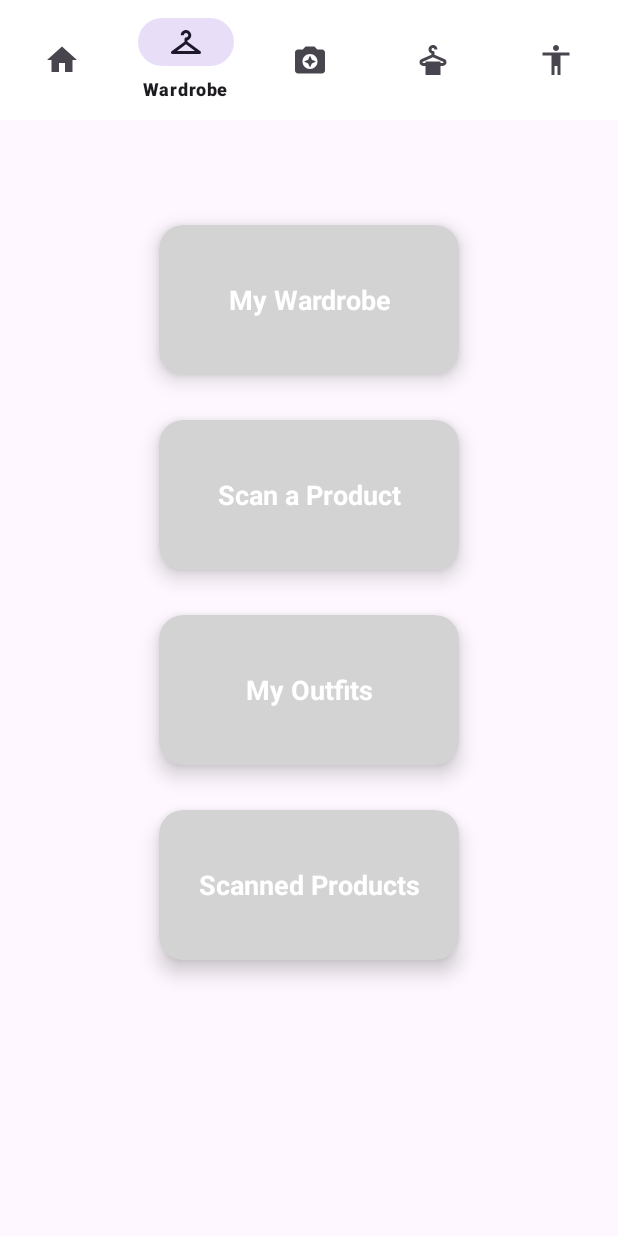
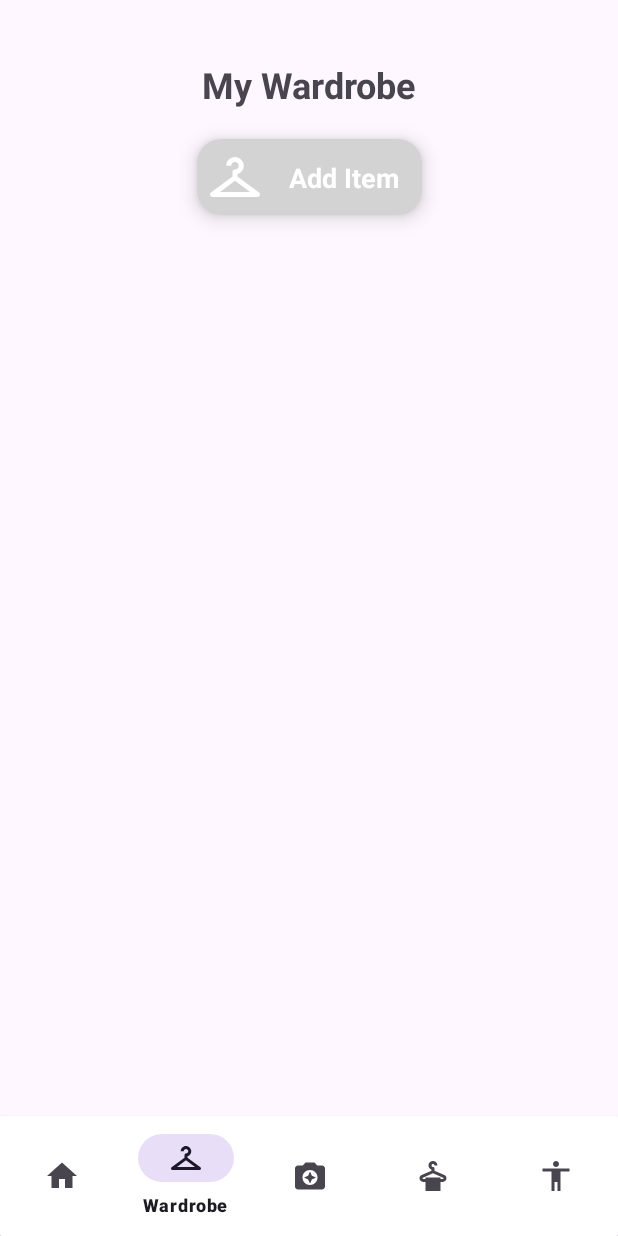
Before and after one commit to cosminagheorghe47/DressFind, an Android app: the screen it shows after launch (MainPageActivity before the commit, MyWardrobeActivity after it), item 2 of the bottom bar chosen, on a phone screen of 412 x 824 dp. Run offline under Robolectric (Android 15) with nearby library versions, the phone set to English and light mode, and no system bars.

Commit message:
Added Wardrobe and ScannedProducts Pages

```diff
--- /dev/null
+++ b/app/src/main/java/com/example/dressfind/activities/HomeActivity.java
@@ -0,0 +1,81 @@
+package com.example.dressfind.activities;
+
+import androidx.appcompat.app.AppCompatActivity;
+import androidx.cardview.widget.CardView;
+
+import android.content.Intent;
+import android.os.Bundle;
+import android.view.View;
+
+import com.example.dressfind.R;
+import com.google.android.material.bottomnavigation.BottomNavigationView;
+
+public class HomeActivity extends AppCompatActivity {
+    BottomNavigationView bottomNavigationView ;
+    CardView scannedProductsCard;
+    CardView MyWardrobeCard;
+    CardView MyOutfitsCard;
+    CardView ScanProductCard;
+
+    @Override
+    protected void onCreate(Bundle savedInstanceState) {
+        super.onCreate(savedInstanceState);
+        setContentView(R.layout.activity_home);
+
+        bottomNavigationView = findViewById(R.id.includeNavBar);
+
+        bottomNavigationView.setSelectedItemId(R.id.nav_home);
+
+        bottomNavigationView.setOnItemSelectedListener(item -> {
+            if (item.getItemId() == R.id.nav_home) {
+                return true;
+            } else if (item.getItemId() == R.id.nav_outfits) {
+                return true;
+            } else if (item.getItemId() == R.id.nav_scan) {
+                Intent scanIntent = new Intent(HomeActivity.this, MainActivity.class);
+                startActivity(scanIntent);
+                overridePendingTransition(0, 0);
+                return true;
+            } else if (item.getItemId() == R.id.nav_wardrobe) {
+                Intent scanIntent = new Intent(HomeActivity.this, MyWardrobeActivity.class);
+                startActivity(scanIntent);
+                overridePendingTransition(0, 0);
+                return true;
+            } else return item.getItemId() == R.id.nav_profile;
+        });
+
+
+
+        scannedProductsCard=findViewById(R.id.scannedProductsCard);
+        scannedProductsCard.setOnClickListener(new View.OnClickListener() {
+            @Override
+            public void onClick(View view) {
+                Intent scanIntent = new Intent(HomeActivity.this, ScannedProductsActivity.class);
+                startActivity(scanIntent);
+            }
+        });
+
+        MyWardrobeCard=findViewById(R.id.myWardrobeCard);
+        MyWardrobeCard.setOnClickListener(new View.OnClickListener() {
+            @Override
+            public void onClick(View view) {
+                Intent scanIntent = new Intent(HomeActivity.this, MyWardrobeActivity.class);
+                startActivity(scanIntent);
+            }
+        });
+
+        ScanProductCard=findViewById(R.id.scanCard);
+        ScanProductCard.setOnClickListener(new View.OnClickListener() {
+            @Override
+            public void onClick(View view) {
+                Intent scanIntent = new Intent(HomeActivity.this, MainActivity.class);
+                startActivity(scanIntent);
+            }
+        });
+    }
+    @Override
+    protected void onResume() {
+        super.onResume();
+        bottomNavigationView.setSelectedItemId(R.id.nav_home);
+    }
+}
--- a/app/src/main/java/com/example/dressfind/activities/MainPageActivity.java
+++ /dev/null
@@ -1,36 +0,0 @@
-package com.example.dressfind.activities;
-
-import androidx.appcompat.app.AppCompatActivity;
-
-import android.content.Intent;
-import android.os.Bundle;
-
-import com.example.dressfind.R;
-import com.google.android.material.bottomnavigation.BottomNavigationView;
-
-public class MainPageActivity extends AppCompatActivity {
-
-    @Override
-    protected void onCreate(Bundle savedInstanceState) {
-        super.onCreate(savedInstanceState);
-        setContentView(R.layout.activity_main_page);
-
-        BottomNavigationView bottomNavigationView = findViewById(R.id.includeNavBar);
-
-        bottomNavigationView.setSelectedItemId(R.id.nav_home);
-
-        bottomNavigationView.setOnItemSelectedListener(item -> {
-            if (item.getItemId() == R.id.nav_home) {
-                return true;
-            } else if (item.getItemId() == R.id.nav_wardrobe) {
-                return true;
-            } else if (item.getItemId() == R.id.nav_scan) {
-                Intent scanIntent = new Intent(MainPageActivity.this, MainActivity.class);
-                startActivity(scanIntent);
-                return true;
-            } else if (item.getItemId() == R.id.nav_outfits) {
-                return true;
-            } else return item.getItemId() == R.id.nav_profile;
-        });
-    }
-}
--- /dev/null
+++ b/app/src/main/java/com/example/dressfind/activities/MyWardrobeActivity.java
@@ -0,0 +1,48 @@
+package com.example.dressfind.activities;
+
+import androidx.appcompat.app.AppCompatActivity;
+
+import android.content.Intent;
+import android.os.Bundle;
+
+import com.example.dressfind.R;
+import com.google.android.material.bottomnavigation.BottomNavigationView;
+
+public class MyWardrobeActivity extends AppCompatActivity {
+    BottomNavigationView bottomNavigationView ;
+    @Override
+    protected void onCreate(Bundle savedInstanceState) {
+        super.onCreate(savedInstanceState);
+        setContentView(R.layout.activity_my_wardrobe);
+
+        bottomNavigationView = findViewById(R.id.includeNavBar);
+
+        bottomNavigationView.setSelectedItemId(R.id.nav_wardrobe);
+
+        bottomNavigationView.setOnItemSelectedListener(item -> {
+            if (item.getItemId() == R.id.nav_wardrobe) {
+                return true;
+            } else if (item.getItemId() == R.id.nav_scan) {
+                Intent scanIntent = new Intent(MyWardrobeActivity.this, MainActivity.class);
+                startActivity(scanIntent);
+                overridePendingTransition(0, 0);
+                return true;
+            } else if (item.getItemId() == R.id.nav_home) {
+                Intent scanIntent = new Intent(MyWardrobeActivity.this, HomeActivity.class);
+                startActivity(scanIntent);
+                overridePendingTransition(0, 0);
+                return true;
+            } else if (item.getItemId() == R.id.nav_outfits) {
+//                Intent scanIntent = new Intent(MyWardrobeActivity.this, MainActivity.class);
+//                startActivity(scanIntent);
+//                overridePendingTransition(0, 0);
+                return true;
+            } else return item.getItemId() == R.id.nav_profile;
+        });
+    }
+    @Override
+    protected void onResume() {
+        super.onResume();
+        bottomNavigationView.setSelectedItemId(R.id.nav_wardrobe);
+    }
+}
--- /dev/null
+++ b/app/src/main/res/drawable/ic_scan_white.xml
@@ -0,0 +1,6 @@
+<vector android:height="24dp" android:tint="#FFFFFF"
+    android:viewportHeight="24" android:viewportWidth="24"
+    android:width="24dp" xmlns:android="http://schemas.android.com/apk/res/android">
+    <path android:fillColor="@android:color/white" android:pathData="M9,3L7.17,5L4,5c-1.1,0 -2,0.9 -2,2v12c0,1.1 0.9,2 2,2h16c1.1,0 2,-0.9 2,-2L22,7c0,-1.1 -0.9,-2 -2,-2h-3.17L15,3L9,3zM12,18c-2.76,0 -5,-2.24 -5,-5s2.24,-5 5,-5 5,2.24 5,5 -2.24,5 -5,5z"/>
+    <path android:fillColor="@android:color/white" android:pathData="M12,17l1.25,-2.75L16,13l-2.75,-1.25L12,9l-1.25,2.75L8,13l2.75,1.25z"/>
+</vector>
--- /dev/null
+++ b/app/src/main/res/drawable/ic_scanned_products.xml
@@ -0,0 +1,5 @@
+<vector android:height="24dp" android:tint="#FFFFFF"
+    android:viewportHeight="24" android:viewportWidth="24"
+    android:width="24dp" xmlns:android="http://schemas.android.com/apk/res/android">
+    <path android:fillColor="@android:color/white" android:pathData="M21,19V5c0,-1.1 -0.9,-2 -2,-2H5c-1.1,0 -2,0.9 -2,2v14c0,1.1 0.9,2 2,2h14c1.1,0 2,-0.9 2,-2zM8.5,13.5l2.5,3.01L14.5,12l4.5,6H5l3.5,-4.5z"/>
+</vector>
--- /dev/null
+++ b/app/src/main/res/drawable/ic_wardrobe_white.xml
@@ -0,0 +1,5 @@
+<vector android:height="24dp" android:tint="#FFFFFF"
+    android:viewportHeight="24" android:viewportWidth="24"
+    android:width="24dp" xmlns:android="http://schemas.android.com/apk/res/android">
+    <path android:fillColor="@android:color/white" android:pathData="M21.6,18.2L13,11.75v-0.91c1.65,-0.49 2.8,-2.17 2.43,-4.05c-0.26,-1.31 -1.3,-2.4 -2.61,-2.7C10.54,3.57 8.5,5.3 8.5,7.5h2C10.5,6.67 11.17,6 12,6s1.5,0.67 1.5,1.5c0,0.84 -0.69,1.52 -1.53,1.5C11.43,8.99 11,9.45 11,9.99v1.76L2.4,18.2C1.63,18.78 2.04,20 3,20h9h9C21.96,20 22.37,18.78 21.6,18.2zM6,18l6,-4.5l6,4.5H6z"/>
+</vector>
--- a/app/src/main/res/layout/activity_main_page.xml
+++ b/app/src/main/res/layout/activity_home.xml
@@ -4,21 +4,31 @@
     xmlns:tools="http://schemas.android.com/tools"
     android:layout_width="match_parent"
     android:layout_height="match_parent"
-    tools:context=".activities.MainPageActivity">
-
+    tools:context=".activities.HomeActivity">
+    <TextView
+        android:id="@+id/hometitle"
+        android:layout_width="wrap_content"
+        android:layout_height="wrap_content"
+        android:text="Home"
+        android:textSize="24sp"
+        android:textStyle="bold"
+        android:layout_marginTop="40dp"
+        app:layout_constraintTop_toTopOf="parent"
+        app:layout_constraintStart_toStartOf="parent"
+        app:layout_constraintEnd_toEndOf="parent" />
     <!-- First CardView -->
     <androidx.cardview.widget.CardView
-        android:id="@+id/cardView"
-        android:layout_width="200dp"
+        android:id="@+id/myWardrobeCard"
+        android:layout_width="300dp"
         android:layout_height="100dp"
-        android:layout_marginTop="150dp"
         android:layout_marginHorizontal="16dp"
+        app:cardBackgroundColor="#D3D3D3"
         app:cardCornerRadius="16dp"
+        android:layout_marginTop="30dp"
         app:cardElevation="8dp"
-        app:cardBackgroundColor="#D3D3D3"
         app:layout_constraintEnd_toEndOf="parent"
         app:layout_constraintStart_toStartOf="parent"
-        app:layout_constraintTop_toTopOf="parent">
+        app:layout_constraintTop_toBottomOf="@+id/hometitle">
 
         <TextView
             android:layout_width="match_parent"
@@ -27,14 +37,14 @@
             android:text="My Wardrobe"
             android:textAlignment="center"
             android:textColor="@android:color/white"
-            android:textStyle="bold"
-            android:textSize="18sp" />
+            android:textSize="18sp"
+            android:textStyle="bold" />
     </androidx.cardview.widget.CardView>
 
     <!-- Second CardView -->
     <androidx.cardview.widget.CardView
-        android:id="@+id/cardView2"
-        android:layout_width="200dp"
+        android:id="@+id/scanCard"
+        android:layout_width="300dp"
         android:layout_height="100dp"
         android:layout_marginTop="30dp"
         android:layout_marginHorizontal="16dp"
@@ -43,7 +53,7 @@
         app:cardBackgroundColor="#D3D3D3"
         app:layout_constraintEnd_toEndOf="parent"
         app:layout_constraintStart_toStartOf="parent"
-        app:layout_constraintTop_toBottomOf="@+id/cardView">
+        app:layout_constraintTop_toBottomOf="@+id/myWardrobeCard">
 
         <TextView
             android:layout_width="match_parent"
@@ -58,8 +68,8 @@
 
     <!-- Third CardView -->
     <androidx.cardview.widget.CardView
-        android:id="@+id/cardView3"
-        android:layout_width="200dp"
+        android:id="@+id/outfitsCard"
+        android:layout_width="300dp"
         android:layout_height="100dp"
         android:layout_marginTop="30dp"
         android:layout_marginHorizontal="16dp"
@@ -68,7 +78,7 @@
         app:cardBackgroundColor="#D3D3D3"
         app:layout_constraintEnd_toEndOf="parent"
         app:layout_constraintStart_toStartOf="parent"
-        app:layout_constraintTop_toBottomOf="@+id/cardView2">
+        app:layout_constraintTop_toBottomOf="@+id/scanCard">
 
         <TextView
             android:layout_width="match_parent"
@@ -83,8 +93,8 @@
 
     <!-- Fourth CardView -->
     <androidx.cardview.widget.CardView
-        android:id="@+id/cardView4"
-        android:layout_width="200dp"
+        android:id="@+id/scannedProductsCard"
+        android:layout_width="300dp"
         android:layout_height="100dp"
         android:layout_marginTop="30dp"
         android:layout_marginHorizontal="16dp"
@@ -93,7 +103,7 @@
         app:cardBackgroundColor="#D3D3D3"
         app:layout_constraintEnd_toEndOf="parent"
         app:layout_constraintStart_toStartOf="parent"
-        app:layout_constraintTop_toBottomOf="@+id/cardView3">
+        app:layout_constraintTop_toBottomOf="@+id/outfitsCard">
 
         <TextView
             android:layout_width="match_parent"
@@ -106,10 +116,15 @@
             android:textSize="18sp" />
     </androidx.cardview.widget.CardView>
 
-    <include
-        android:id="@+id/includeNavBar"
-        layout="@layout/bottom_navigation_bar"
+    <androidx.cardview.widget.CardView
+        android:layout_width="wrap_content"
+        android:layout_height="wrap_content"
         app:layout_constraintBottom_toBottomOf="parent"
         app:layout_constraintEnd_toEndOf="parent"
-        app:layout_constraintStart_toStartOf="parent" />
+        app:layout_constraintStart_toStartOf="parent"
+        android:layout_marginBottom="0dp">
+        <include
+            android:id="@+id/includeNavBar"
+            layout="@layout/bottom_navigation_bar" />
+    </androidx.cardview.widget.CardView>
 </androidx.constraintlayout.widget.ConstraintLayout>
--- /dev/null
+++ b/app/src/main/res/layout/activity_my_wardrobe.xml
@@ -0,0 +1,87 @@
+<?xml version="1.0" encoding="utf-8"?>
+<androidx.constraintlayout.widget.ConstraintLayout xmlns:android="http://schemas.android.com/apk/res/android"
+    xmlns:app="http://schemas.android.com/apk/res-auto"
+    xmlns:tools="http://schemas.android.com/tools"
+    android:layout_width="match_parent"
+    android:layout_height="match_parent"
+    tools:context=".activities.MyWardrobeActivity">
+
+
+        <TextView
+            android:id="@+id/tvMyWardrobeTitle"
+            android:layout_width="wrap_content"
+            android:layout_height="wrap_content"
+            android:text="My Wardrobe"
+            android:textSize="24sp"
+            android:textStyle="bold"
+            android:layout_marginTop="40dp"
+            app:layout_constraintTop_toTopOf="parent"
+            app:layout_constraintStart_toStartOf="parent"
+            app:layout_constraintEnd_toEndOf="parent" />
+
+    <androidx.cardview.widget.CardView
+        android:id="@+id/btnAddItemCard"
+        android:layout_width="150dp"
+        android:layout_height="wrap_content"
+        android:layout_marginHorizontal="16dp"
+        app:cardBackgroundColor="#D3D3D3"
+        app:cardCornerRadius="16dp"
+        android:layout_marginTop="20dp"
+        app:cardElevation="8dp"
+        app:layout_constraintEnd_toEndOf="parent"
+        app:layout_constraintStart_toStartOf="parent"
+        app:layout_constraintTop_toBottomOf="@+id/tvMyWardrobeTitle">
+        <androidx.constraintlayout.widget.ConstraintLayout
+            android:layout_width="match_parent"
+            android:layout_height="match_parent">
+
+            <ImageView
+                android:id="@+id/wardrobe_icon"
+                android:layout_width="40dp"
+                android:layout_height="40dp"
+                android:layout_margin="5dp"
+                android:src="@drawable/ic_wardrobe_white"
+                app:layout_constraintBottom_toBottomOf="parent"
+                app:layout_constraintStart_toStartOf="parent"
+                app:layout_constraintTop_toTopOf="parent" />
+
+            <TextView
+                android:id="@+id/addItemText"
+                android:layout_width="wrap_content"
+                android:layout_height="match_parent"
+                android:gravity="center"
+                android:text="Add Item"
+                android:textAlignment="center"
+                android:textColor="@android:color/white"
+                android:textSize="18sp"
+                android:textStyle="bold"
+                app:layout_constraintBottom_toBottomOf="parent"
+                app:layout_constraintEnd_toEndOf="parent"
+                app:layout_constraintStart_toEndOf="@+id/wardrobe_icon"
+                app:layout_constraintTop_toTopOf="parent" />
+        </androidx.constraintlayout.widget.ConstraintLayout>
+
+    </androidx.cardview.widget.CardView>
+
+    <androidx.recyclerview.widget.RecyclerView
+        android:id="@+id/rvWardrobeItems"
+        android:layout_width="match_parent"
+        android:layout_height="0dp"
+        android:layout_margin="16dp"
+        app:layout_constraintBottom_toBottomOf="parent"
+        app:layout_constraintEnd_toEndOf="parent"
+        app:layout_constraintStart_toStartOf="parent"
+        app:layout_constraintTop_toBottomOf="@+id/btnAddItemCard" />
+
+    <androidx.cardview.widget.CardView
+        android:layout_width="wrap_content"
+        android:layout_height="wrap_content"
+        app:layout_constraintBottom_toBottomOf="parent"
+        app:layout_constraintEnd_toEndOf="parent"
+        app:layout_constraintStart_toStartOf="parent"
+        android:layout_marginBottom="0dp">
+        <include
+            android:id="@+id/includeNavBar"
+            layout="@layout/bottom_navigation_bar" />
+    </androidx.cardview.widget.CardView>
+</androidx.constraintlayout.widget.ConstraintLayout>
--- a/app/src/main/res/layout/bottom_navigation_bar.xml
+++ b/app/src/main/res/layout/bottom_navigation_bar.xml
@@ -6,4 +6,5 @@
     android:layout_width="match_parent"
     android:layout_height="wrap_content"
     android:background="@color/white"
+    android:layout_alignParentBottom="true"
     app:menu="@menu/bottom_navigation_menu" />
```
Also changed, not shown: app/src/main/AndroidManifest.xml (+13 -9 lines), app/src/main/java/com/example/dressfind/activities/ScannedProductsActivity.java (added, +51 -0 lines), app/src/main/res/layout/activity_scanned_products.xml (added, +86 -0 lines).
